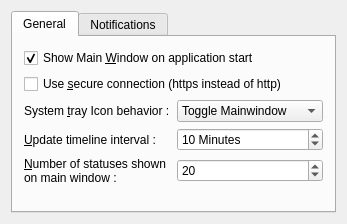
Above: src/prefs_base.ui from KDE/choqok before the change. Below: the same form after it.
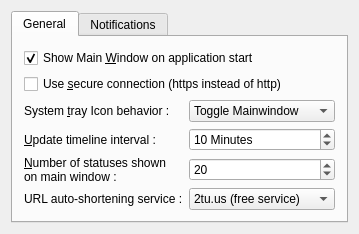
That is the form after the change. Custom widgets are drawn as their Qt base class.

Commit message: Support for TightURL (a free shortening service) implemented.

```diff
--- a/src/prefs_base.ui
+++ b/src/prefs_base.ui
@@ -5,8 +5,8 @@
    <rect>
     <x>0</x>
     <y>0</y>
-    <width>347</width>
-    <height>224</height>
+    <width>359</width>
+    <height>227</height>
    </rect>
   </property>
   <layout class="QGridLayout" name="gridLayout_3" >
@@ -118,7 +118,7 @@
          </property>
         </widget>
        </item>
-       <item row="5" column="0" colspan="2" >
+       <item row="6" column="0" colspan="2" >
         <spacer name="verticalSpacer" >
          <property name="orientation" >
           <enum>Qt::Vertical</enum>
@@ -141,6 +141,35 @@
          </property>
         </widget>
        </item>
+       <item row="5" column="0" >
+        <widget class="QLabel" name="label_6" >
+         <property name="text" >
+          <string>URL auto-shortening service :</string>
+         </property>
+        </widget>
+       </item>
+       <item row="5" column="1" >
+        <widget class="KComboBox" name="kcfg_shortenService" >
+         <property name="currentIndex" >
+          <number>1</number>
+         </property>
+         <item>
+          <property name="text" >
+           <string>None</string>
+          </property>
+         </item>
+         <item>
+          <property name="text" >
+           <string>2tu.us (free service)</string>
+          </property>
+         </item>
+         <item>
+          <property name="text" >
+           <string>is.gd</string>
+          </property>
+         </item>
+        </widget>
+       </item>
       </layout>
      </widget>
      <widget class="QWidget" name="tab_2" >
```
The commit also changes 3 other files.
